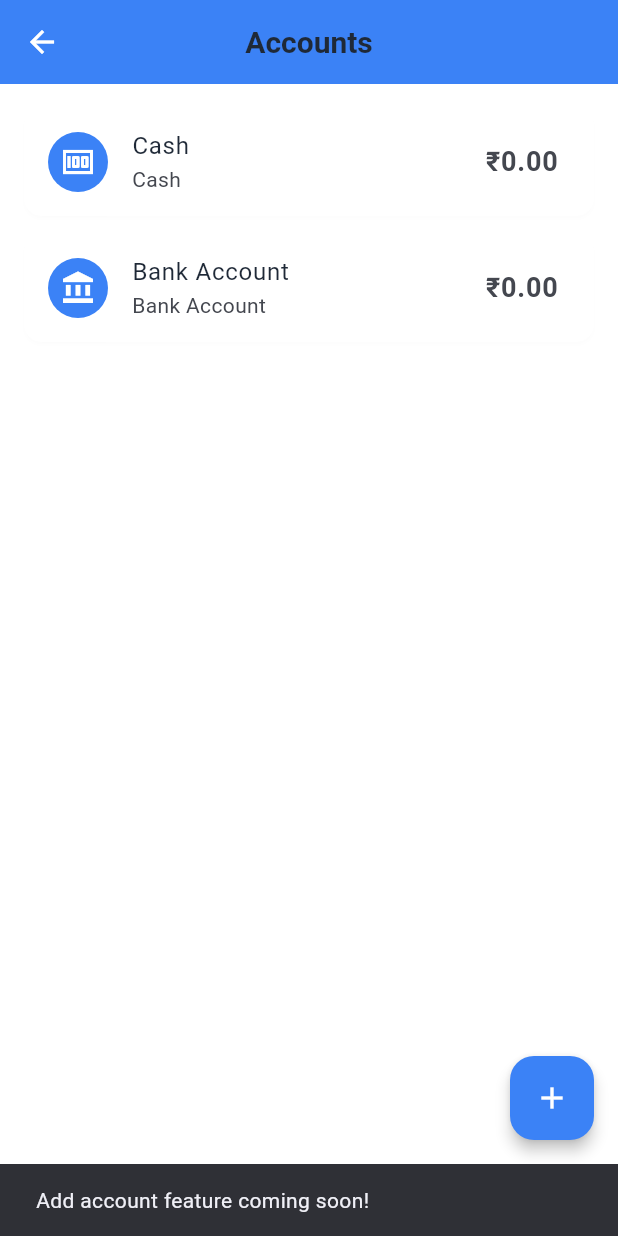
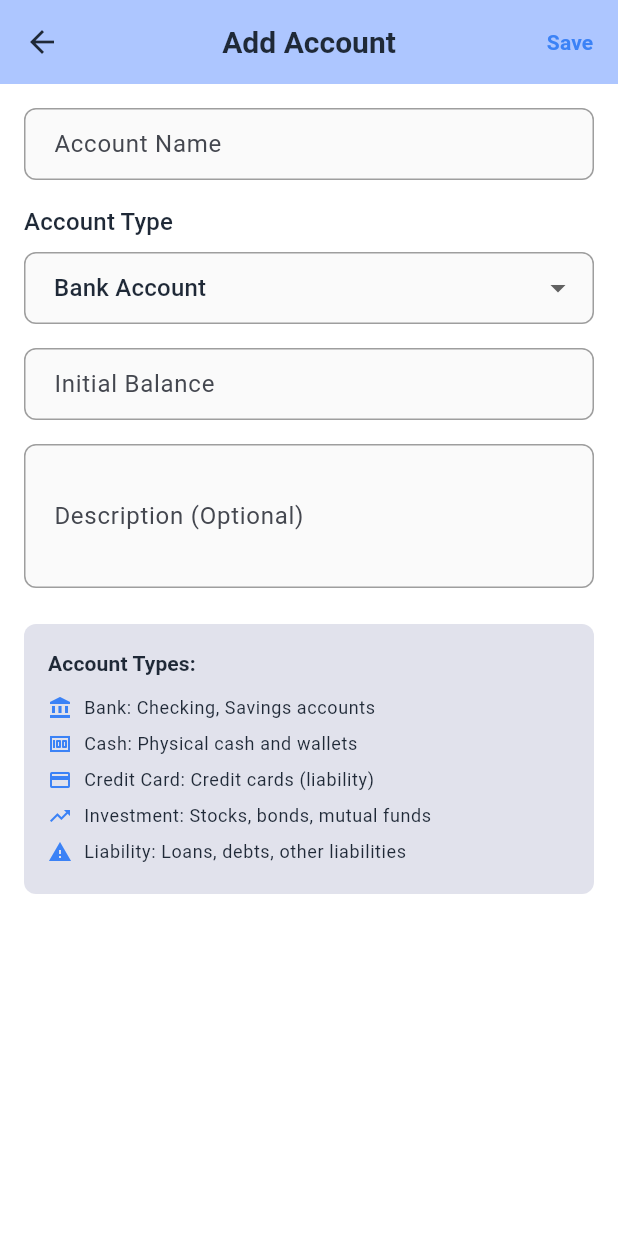
Before and after one commit to korelium/kora-expense-tracker, a Flutter app: the AccountsScreen screen opened directly, after a tap on the "add" icon, on a phone screen of 412 x 824 dp. Run offline on Flutter 3.47's test engine with Material 3 defaults, Android fonts, the light colour scheme and no system bars; our stand-ins replace equatable, fl_chart, flutter_bloc, introduction_screen, shared_preferences; accounts and stored records are empty.

Commit message:
fix: Resolve all data loading issues and add complete account management
- Fix Category loading errors with proper type handling
- Add complete account management functionality (add/edit/delete)
- Mark credit cards as liabilities and add liability account type
- Add proper error handling for corrupted data
- Create AddAccountScreen with full form validation
- Add edit and delete functionality to accounts screen
- Fix all data loading errors preventing app functionality
- Ensure app can now add income/expense transactions properly

```diff
--- a/lib/models/account.dart
+++ b/lib/models/account.dart
@@ -40,6 +40,7 @@ class Account {
 enum AccountType {
   bank,
   cash,
-  creditCard,
+  creditCard, // This is a liability
   investment,
+  liability, // General liability account
 }
--- a/lib/providers/expense_provider.dart
+++ b/lib/providers/expense_provider.dart
@@ -83,14 +83,33 @@ class ExpenseProvider with ChangeNotifier {
   }
 
   Future<void> _loadCategories() async {
+    try {
       final prefs = await SharedPreferences.getInstance();
       final categoriesJson = prefs.getString('categories');
       if (categoriesJson != null) {
         final List<dynamic> categoriesList = json.decode(categoriesJson);
         _categories = categoriesList
-          .map((json) => app_category.Category.fromJson(json))
+            .map((json) {
+              try {
+                return app_category.Category.fromJson(json);
+              } catch (e) {
+                print('Error loading category: $e');
+                // Return a default category if parsing fails
+                return app_category.Category(
+                  id: 'error_${DateTime.now().millisecondsSinceEpoch}',
+                  name: 'Unknown Category',
+                  icon: Icons.category.codePoint.toString(),
+                  type: app_category.CategoryType.expense,
+                );
+              }
+            })
             .where((category) => category.type == app_category.CategoryType.expense)
             .toList();
+      }
+    } catch (e) {
+      print('Error loading categories: $e');
+      // Fallback to empty list
+      _categories = [];
     }
     notifyListeners();
   }
--- a/lib/providers/transaction_provider.dart
+++ b/lib/providers/transaction_provider.dart
@@ -112,12 +112,26 @@ class TransactionProvider with ChangeNotifier {
   }
 
   Future<void> _loadCategories() async {
-    final prefs = await SharedPreferences.getInstance();
-    final categoriesJson = prefs.getString('categories');
-    if (categoriesJson != null) {
-      final List<dynamic> categoriesList = json.decode(categoriesJson);
-      _categories = categoriesList.map((json) => app_category.Category.fromJson(json)).toList();
-    } else {
+    try {
+      final prefs = await SharedPreferences.getInstance();
+      final categoriesJson = prefs.getString('categories');
+      if (categoriesJson != null) {
+        final List<dynamic> categoriesList = json.decode(categoriesJson);
+        _categories = categoriesList.map((json) {
+          try {
+            return app_category.Category.fromJson(json);
+          } catch (e) {
+            print('Error loading category: $e');
+            // Return a default category if parsing fails
+            return app_category.Category(
+              id: 'error_${DateTime.now().millisecondsSinceEpoch}',
+              name: 'Unknown Category',
+              icon: Icons.category.codePoint.toString(),
+              type: app_category.CategoryType.expense,
+            );
+          }
+        }).toList();
+      } else {
       // Create default categories
       _categories = [
         // Income categories
@@ -161,6 +175,24 @@ class TransactionProvider with ChangeNotifier {
       ];
       await _saveCategories();
     }
+    } catch (e) {
+      print('Error loading categories: $e');
+      // Fallback to default categories
+      _categories = [
+        app_category.Category(
+          id: '1',
+          name: 'Salary',
+          icon: Icons.work.codePoint.toString(),
+          type: app_category.CategoryType.income,
+        ),
+        app_category.Category(
+          id: '2',
+          name: 'Food',
+          icon: Icons.restaurant.codePoint.toString(),
+          type: app_category.CategoryType.expense,
+        ),
+      ];
+    }
     notifyListeners();
   }
 
@@ -172,6 +204,21 @@ class TransactionProvider with ChangeNotifier {
 
   Future<void> addAccount(Account account) async {
     _accounts.add(account);
+    await _saveAccounts();
+    notifyListeners();
+  }
+
+  Future<void> updateAccount(Account account) async {
+    final index = _accounts.indexWhere((a) => a.id == account.id);
+    if (index != -1) {
+      _accounts[index] = account;
+      await _saveAccounts();
+      notifyListeners();
+    }
+  }
+
+  Future<void> deleteAccount(String accountId) async {
+    _accounts.removeWhere((a) => a.id == accountId);
     await _saveAccounts();
     notifyListeners();
   }
--- a/lib/screens/accounts_screen.dart
+++ b/lib/screens/accounts_screen.dart
@@ -2,6 +2,7 @@ import 'package:flutter/material.dart';
 import 'package:provider/provider.dart';
 import '../providers/currency_provider.dart';
 import '../providers/transaction_provider.dart';
+import 'add_account_screen.dart';
 
 class AccountsScreen extends StatelessWidget {
   const AccountsScreen({super.key});
@@ -37,12 +38,53 @@ class AccountsScreen extends StatelessWidget {
                         ),
                         title: Text(account.name),
                         subtitle: Text(_getAccountTypeName(account.type)),
-                        trailing: Text(
-                          currencyProvider.formatAmount(account.balance),
-                          style: const TextStyle(
-                            fontSize: 18,
-                            fontWeight: FontWeight.bold,
-                          ),
+                        trailing: Row(
+                          mainAxisSize: MainAxisSize.min,
+                          children: [
+                            Text(
+                              currencyProvider.formatAmount(account.balance),
+                              style: const TextStyle(
+                                fontSize: 18,
+                                fontWeight: FontWeight.bold,
+                              ),
+                            ),
+                            PopupMenuButton<String>(
+                              onSelected: (value) {
+                                if (value == 'edit') {
+                                  Navigator.push(
+                                    context,
+                                    MaterialPageRoute(
+                                      builder: (context) => AddAccountScreen(account: account),
+                                    ),
+                                  );
+                                } else if (value == 'delete') {
+                                  _confirmDeleteAccount(context, account);
+                                }
+                              },
+                              itemBuilder: (context) => [
+                                const PopupMenuItem(
+                                  value: 'edit',
+                                  child: Row(
+                                    children: [
+                                      Icon(Icons.edit),
+                                      SizedBox(width: 8),
+                                      Text('Edit'),
+                                    ],
+                                  ),
+                                ),
+                                const PopupMenuItem(
+                                  value: 'delete',
+                                  child: Row(
+                                    children: [
+                                      Icon(Icons.delete, color: Colors.red),
+                                      SizedBox(width: 8),
+                                      Text('Delete', style: TextStyle(color: Colors.red)),
+                                    ],
+                                  ),
+                                ),
+                              ],
+                            ),
+                          ],
                         ),
                       ),
                     );
@@ -50,8 +92,11 @@ class AccountsScreen extends StatelessWidget {
                 ),
           floatingActionButton: FloatingActionButton(
             onPressed: () {
-              ScaffoldMessenger.of(context).showSnackBar(
-                const SnackBar(content: Text('Add account feature coming soon!')),
+              Navigator.push(
+                context,
+                MaterialPageRoute(
+                  builder: (context) => const AddAccountScreen(),
+                ),
               );
             },
             child: const Icon(Icons.add),
@@ -83,11 +128,43 @@ class AccountsScreen extends StatelessWidget {
       case 'AccountType.cash':
         return 'Cash';
       case 'AccountType.creditCard':
-        return 'Credit Card';
+        return 'Credit Card (Liability)';
       case 'AccountType.investment':
         return 'Investment';
+      case 'AccountType.liability':
+        return 'Liability';
       default:
         return 'Account';
     }
   }
+
+  void _confirmDeleteAccount(BuildContext context, Account account) {
+    showDialog(
+      context: context,
+      builder: (context) => AlertDialog(
+        title: const Text('Delete Account'),
+        content: Text('Are you sure you want to delete "${account.name}"? This action cannot be undone.'),
+        actions: [
+          TextButton(
+            onPressed: () => Navigator.of(context).pop(),
+            child: const Text('Cancel'),
+          ),
+          ElevatedButton(
+            onPressed: () {
+              context.read<TransactionProvider>().deleteAccount(account.id);
+              Navigator.of(context).pop();
+              ScaffoldMessenger.of(context).showSnackBar(
+                const SnackBar(
+                  content: Text('Account deleted successfully!'),
+                  backgroundColor: Colors.green,
+                ),
+              );
+            },
+            style: ElevatedButton.styleFrom(backgroundColor: Colors.red),
+            child: const Text('Delete', style: TextStyle(color: Colors.white)),
+          ),
+        ],
+      ),
+    );
+  }
 }
--- /dev/null
+++ b/lib/screens/add_account_screen.dart
@@ -0,0 +1,266 @@
+import 'package:flutter/material.dart';
+import 'package:provider/provider.dart';
+import '../providers/transaction_provider.dart';
+import '../models/account.dart';
+
+class AddAccountScreen extends StatefulWidget {
+  final Account? account;
+
+  const AddAccountScreen({super.key, this.account});
+
+  @override
+  State<AddAccountScreen> createState() => _AddAccountScreenState();
+}
+
+class _AddAccountScreenState extends State<AddAccountScreen> {
+  final _formKey = GlobalKey<FormState>();
+  final _nameController = TextEditingController();
+  final _balanceController = TextEditingController();
+  final _descriptionController = TextEditingController();
+
+  AccountType _selectedType = AccountType.bank;
+  bool _isLoading = false;
+
+  @override
+  void initState() {
+    super.initState();
+    if (widget.account != null) {
+      _nameController.text = widget.account!.name;
+      _balanceController.text = widget.account!.balance.toString();
+      _descriptionController.text = widget.account!.description ?? '';
+      _selectedType = widget.account!.type;
+    }
+  }
+
+  @override
+  void dispose() {
+    _nameController.dispose();
+    _balanceController.dispose();
+    _descriptionController.dispose();
+    super.dispose();
+  }
+
+  @override
+  Widget build(BuildContext context) {
+    return Scaffold(
+      appBar: AppBar(
+        title: Text(widget.account == null ? 'Add Account' : 'Edit Account'),
+        backgroundColor: Theme.of(context).colorScheme.inversePrimary,
+        actions: [
+          TextButton(
+            onPressed: _isLoading ? null : _saveAccount,
+            child: Text(
+              'Save',
+              style: TextStyle(
+                color: Theme.of(context).colorScheme.primary,
+                fontWeight: FontWeight.bold,
+              ),
+            ),
+          ),
+        ],
+      ),
+      body: _isLoading
+          ? const Center(child: CircularProgressIndicator())
+          : SingleChildScrollView(
+              padding: const EdgeInsets.all(16),
+              child: Form(
+                key: _formKey,
+                child: Column(
+                  crossAxisAlignment: CrossAxisAlignment.start,
+                  children: [
+                    // Account Name
+                    TextFormField(
+                      controller: _nameController,
+                      decoration: const InputDecoration(
+                        labelText: 'Account Name',
+                        hintText: 'e.g., Chase Checking, Cash Wallet',
+                        border: OutlineInputBorder(),
+                      ),
+                      validator: (value) {
+                        if (value == null || value.isEmpty) {
+                          return 'Please enter account name';
+                        }
+                        return null;
+                      },
+                    ),
+                    const SizedBox(height: 16),
+
+                    // Account Type
+                    Text(
+                      'Account Type',
+                      style: Theme.of(context).textTheme.titleMedium,
+                    ),
+                    const SizedBox(height: 8),
+                    DropdownButtonFormField<AccountType>(
+                      value: _selectedType,
+                      decoration: const InputDecoration(
+                        border: OutlineInputBorder(),
+                      ),
+                      items: AccountType.values.map((type) {
+                        return DropdownMenuItem(
+                          value: type,
+                          child: Text(_getAccountTypeDisplayName(type)),
+                        );
+                      }).toList(),
+                      onChanged: (value) {
+                        setState(() {
+                          _selectedType = value!;
+                        });
+                      },
+                    ),
+                    const SizedBox(height: 16),
+
+                    // Initial Balance
+                    TextFormField(
+                      controller: _balanceController,
+                      decoration: const InputDecoration(
+                        labelText: 'Initial Balance',
+                        hintText: '0.00',
+                        border: OutlineInputBorder(),
+                        prefixText: '\$ ',
+                      ),
+                      keyboardType: TextInputType.number,
+                      validator: (value) {
+                        if (value == null || value.isEmpty) {
+                          return 'Please enter initial balance';
+                        }
+                        if (double.tryParse(value) == null) {
+                          return 'Please enter a valid number';
+                        }
+                        return null;
+                      },
+                    ),
+                    const SizedBox(height: 16),
+
+                    // Description (Optional)
+                    TextFormField(
+                      controller: _descriptionController,
+                      decoration: const InputDecoration(
+                        labelText: 'Description (Optional)',
+                        hintText: 'Additional notes about this account',
+                        border: OutlineInputBorder(),
+                      ),
+                      maxLines: 3,
+                    ),
+                    const SizedBox(height: 24),
+
+                    // Account Type Info
+                    Container(
+                      padding: const EdgeInsets.all(16),
+                      decoration: BoxDecoration(
+                        color: Theme.of(context).colorScheme.surfaceVariant,
+                        borderRadius: BorderRadius.circular(8),
+                      ),
+                      child: Column(
+                        crossAxisAlignment: CrossAxisAlignment.start,
+                        children: [
+                          Text(
+                            'Account Types:',
+                            style: Theme.of(context).textTheme.titleSmall?.copyWith(
+                              fontWeight: FontWeight.bold,
+                            ),
+                          ),
+                          const SizedBox(height: 8),
+                          _buildAccountTypeInfo('Bank', 'Checking, Savings accounts', Icons.account_balance),
+                          _buildAccountTypeInfo('Cash', 'Physical cash and wallets', Icons.money),
+                          _buildAccountTypeInfo('Credit Card', 'Credit cards (liability)', Icons.credit_card),
+                          _buildAccountTypeInfo('Investment', 'Stocks, bonds, mutual funds', Icons.trending_up),
+                          _buildAccountTypeInfo('Liability', 'Loans, debts, other liabilities', Icons.warning),
+                        ],
+                      ),
+                    ),
+                  ],
+                ),
+              ),
+            ),
+    );
+  }
+
+  Widget _buildAccountTypeInfo(String name, String description, IconData icon) {
+    return Padding(
+      padding: const EdgeInsets.symmetric(vertical: 4),
+      child: Row(
+        children: [
+          Icon(icon, size: 16, color: Theme.of(context).colorScheme.primary),
+          const SizedBox(width: 8),
+          Expanded(
+            child: Text(
+              '$name: $description',
+              style: Theme.of(context).textTheme.bodySmall,
+            ),
+          ),
+        ],
+      ),
+    );
+  }
+
+  String _getAccountTypeDisplayName(AccountType type) {
+    switch (type) {
+      case AccountType.bank:
+        return 'Bank Account';
+      case AccountType.cash:
+        return 'Cash';
+      case AccountType.creditCard:
+        return 'Credit Card (Liability)';
+      case AccountType.investment:
+        return 'Investment';
+      case AccountType.liability:
+        return 'Liability';
+    }
+  }
+
+  Future<void> _saveAccount() async {
+    if (!_formKey.currentState!.validate()) {
+      return;
+    }
+
+    setState(() {
+      _isLoading = true;
+    });
+
+    try {
+      final account = Account(
+        id: widget.account?.id ?? DateTime.now().millisecondsSinceEpoch.toString(),
+        name: _nameController.text.trim(),
+        balance: double.parse(_balanceController.text),
+        type: _selectedType,
+        description: _descriptionController.text.trim().isEmpty
+            ? null
+            : _descriptionController.text.trim(),
+      );
+
+      if (widget.account == null) {
+        await context.read<TransactionProvider>().addAccount(account);
+      } else {
+        await context.read<TransactionProvider>().updateAccount(account);
+      }
+
+      if (mounted) {
+        Navigator.of(context).pop();
+        ScaffoldMessenger.of(context).showSnackBar(
+          SnackBar(
+            content: Text(widget.account == null
+                ? 'Account added successfully!'
+                : 'Account updated successfully!'),
+            backgroundColor: Colors.green,
+          ),
+        );
+      }
+    } catch (e) {
+      if (mounted) {
+        ScaffoldMessenger.of(context).showSnackBar(
+          SnackBar(
+            content: Text('Error: $e'),
+            backgroundColor: Colors.red,
+          ),
+        );
+      }
+    } finally {
+      if (mounted) {
+        setState(() {
+          _isLoading = false;
+        });
+      }
+    }
+  }
+}
```
Also changed, not shown: lib/models/category.dart (+7 -4 lines). Lines whose indentation alone changed are shown as unchanged.
